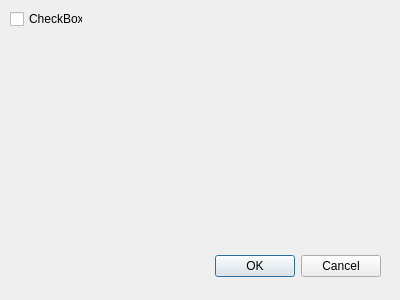
This is SelectDutyDialog.ui in QZero233/QTHospitalManager as Qt 5 draws it before an edit. The edited form follows.
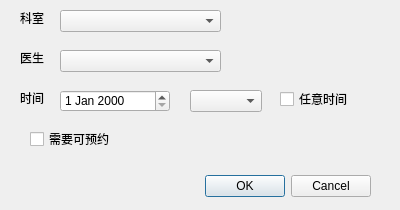
This is the edited form.

Patch:
```diff
--- a/SelectDutyDialog.ui
+++ b/SelectDutyDialog.ui
@@ -7,7 +7,7 @@
     <x>0</x>
     <y>0</y>
     <width>400</width>
-    <height>300</height>
+    <height>210</height>
    </rect>
   </property>
   <property name="windowTitle">
@@ -16,8 +16,8 @@
   <widget class="QDialogButtonBox" name="buttonBox">
    <property name="geometry">
     <rect>
-     <x>40</x>
-     <y>250</y>
+     <x>30</x>
+     <y>170</y>
      <width>341</width>
      <height>32</height>
     </rect>
@@ -29,17 +29,109 @@
     <set>QDialogButtonBox::Cancel|QDialogButtonBox::Ok</set>
    </property>
   </widget>
-  <widget class="QCheckBox" name="checkBox">
+  <widget class="QLabel" name="label">
    <property name="geometry">
     <rect>
-     <x>10</x>
+     <x>20</x>
      <y>10</y>
+     <width>31</width>
+     <height>16</height>
+    </rect>
+   </property>
+   <property name="text">
+    <string>科室</string>
+   </property>
+  </widget>
+  <widget class="QComboBox" name="comboBox_department">
+   <property name="geometry">
+    <rect>
+     <x>60</x>
+     <y>10</y>
+     <width>161</width>
+     <height>22</height>
+    </rect>
+   </property>
+  </widget>
+  <widget class="QLabel" name="label_2">
+   <property name="geometry">
+    <rect>
+     <x>20</x>
+     <y>50</y>
+     <width>31</width>
+     <height>16</height>
+    </rect>
+   </property>
+   <property name="text">
+    <string>医生</string>
+   </property>
+  </widget>
+  <widget class="QComboBox" name="comboBox_doctor">
+   <property name="geometry">
+    <rect>
+     <x>60</x>
+     <y>50</y>
+     <width>161</width>
+     <height>22</height>
+    </rect>
+   </property>
+  </widget>
+  <widget class="QLabel" name="label_3">
+   <property name="geometry">
+    <rect>
+     <x>20</x>
+     <y>90</y>
+     <width>31</width>
+     <height>16</height>
+    </rect>
+   </property>
+   <property name="text">
+    <string>时间</string>
+   </property>
+  </widget>
+  <widget class="QDateEdit" name="dateEdit_date">
+   <property name="geometry">
+    <rect>
+     <x>60</x>
+     <y>90</y>
+     <width>110</width>
+     <height>22</height>
+    </rect>
+   </property>
+  </widget>
+  <widget class="QComboBox" name="comboBox_time">
+   <property name="geometry">
+    <rect>
+     <x>190</x>
+     <y>90</y>
+     <width>72</width>
+     <height>22</height>
+    </rect>
+   </property>
+  </widget>
+  <widget class="QCheckBox" name="checkBox_no_time">
+   <property name="geometry">
+    <rect>
+     <x>280</x>
+     <y>90</y>
      <width>73</width>
      <height>18</height>
     </rect>
    </property>
    <property name="text">
-    <string>CheckBox</string>
+    <string>任意时间</string>
+   </property>
+  </widget>
+  <widget class="QCheckBox" name="checkBox_free">
+   <property name="geometry">
+    <rect>
+     <x>30</x>
+     <y>130</y>
+     <width>91</width>
+     <height>18</height>
+    </rect>
+   </property>
+   <property name="text">
+    <string>需要可预约</string>
    </property>
   </widget>
  </widget>
```
Left out of the diff: 2 changed lines with no effect on the pictures.
